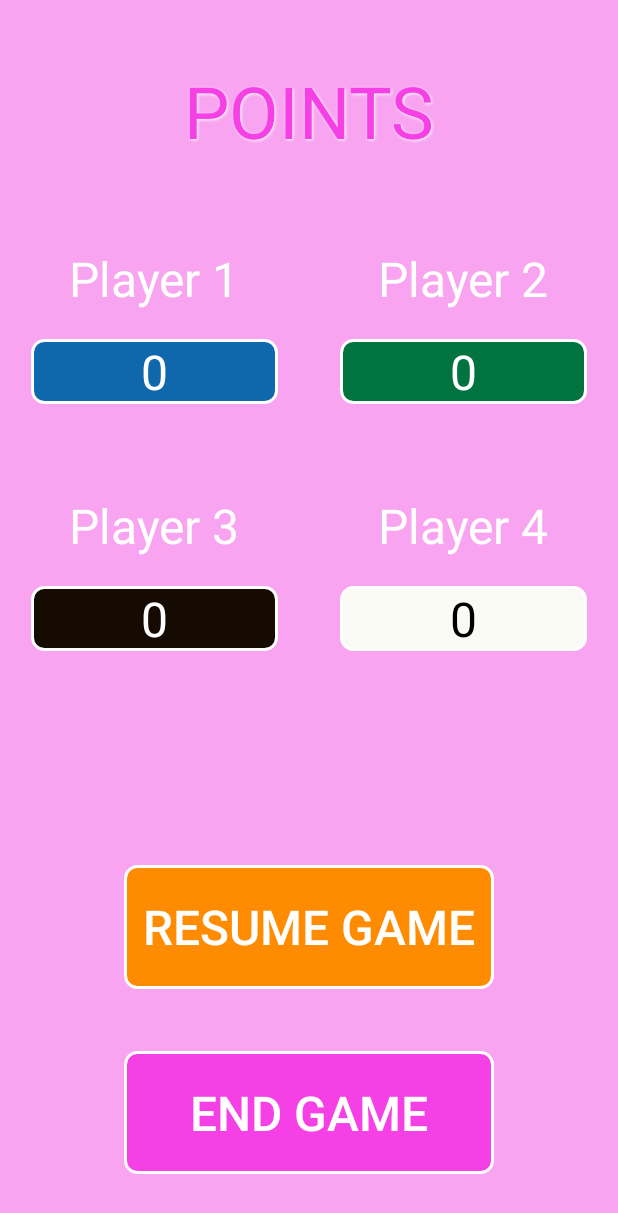
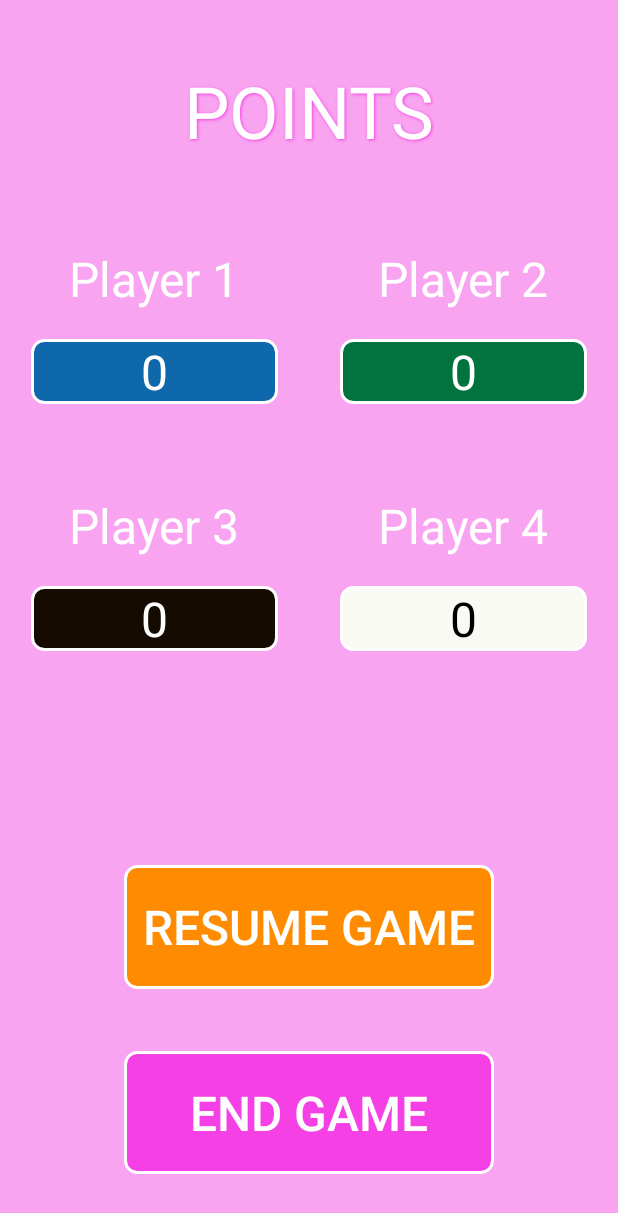
Before and after one commit to AnthonyCoulthard/Bromander, an Android app: the layout activity_end_game.xml on its own in the app's theme, with its tools: preview values and no code run, on a phone screen of 412 x 824 dp. Shown: the top 1213 px of the screen. Run offline under Robolectric (Android 15) with nearby library versions, the phone set to English and light mode, and no system bars.

Commit message:
Finished: Created first draft of endgame layout
To Do:
Make progressbarBackground contain turn time remaining
Click progress bar to bring up options
Long press to end
Logic for player being knocked out (skips turns)
Make player names and life totals editable
Change damage and counter toggle button backgrounds
Add button logic for endgame layout
Remodel endgame layout

On finish of text change watcher:
Save current state of text displayed
Handler for 2 seconds
Check if state of text displayed is still the same
Return to original state if true above

```diff
--- a/src/main/res/layout/activity_end_game.xml
+++ b/src/main/res/layout/activity_end_game.xml
@@ -18,9 +18,9 @@
         android:background="@android:color/transparent"
         android:text="@string/points"
         android:textSize="48sp"
-        android:textColor="#f440e4"
+        android:textColor="#ffffff"
         android:gravity="center_horizontal|top"
-        android:shadowColor="#ffffff"
+        android:shadowColor="#f440e4"
         android:shadowDx="1.0"
         android:shadowDy="1.0"
         android:shadowRadius="2.0"
@@ -1248,15 +1248,15 @@
         app:layout_constraintGuide_percent="0.15"
         android:orientation="horizontal"
         />
+
     <androidx.constraintlayout.widget.Guideline
         android:id="@+id/h16Guideline"
-        android:outlineProvider="none"
-		android:layout_width="wrap_content"
-        android:layout_height="wrap_content"
-        app:layout_constraintGuide_begin="0dp"
-        app:layout_constraintGuide_percent="0.16"
-        android:orientation="horizontal"
-        />
+        android:layout_width="wrap_content"
+        android:layout_height="wrap_content"
+        android:orientation="horizontal"
+        android:outlineProvider="none"
+        app:layout_constraintGuide_begin="219dp"
+        app:layout_constraintGuide_percent="0.16" />
     <androidx.constraintlayout.widget.Guideline
         android:id="@+id/h17Guideline"
         android:outlineProvider="none"
@@ -1266,15 +1266,15 @@
         app:layout_constraintGuide_percent="0.17"
         android:orientation="horizontal"
         />
+
     <androidx.constraintlayout.widget.Guideline
         android:id="@+id/h18Guideline"
-        android:outlineProvider="none"
-		android:layout_width="wrap_content"
-        android:layout_height="wrap_content"
-        app:layout_constraintGuide_begin="0dp"
-        app:layout_constraintGuide_percent="0.18"
-        android:orientation="horizontal"
-        />
+        android:layout_width="wrap_content"
+        android:layout_height="wrap_content"
+        android:orientation="horizontal"
+        android:outlineProvider="none"
+        app:layout_constraintGuide_begin="83dp"
+        app:layout_constraintGuide_percent="0.18" />
     <androidx.constraintlayout.widget.Guideline
         android:id="@+id/h19Guideline"
         android:outlineProvider="none"
```
